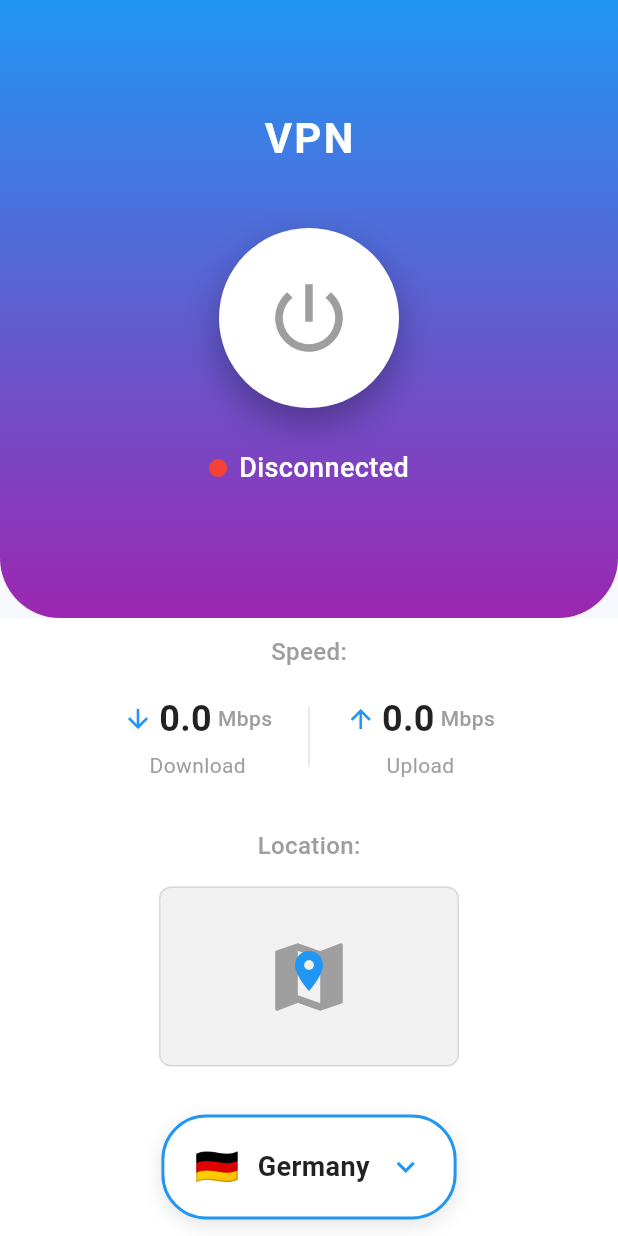
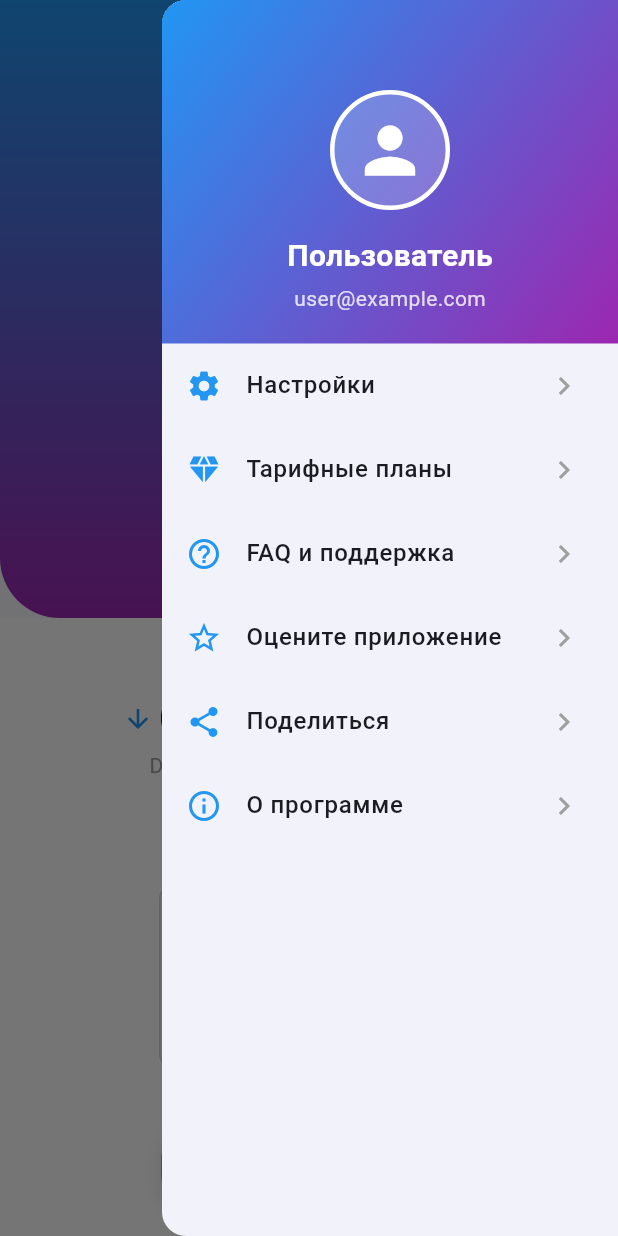
Before and after one commit to stepsharpnew/vpn, a Flutter app: the screen it shows after launch, with the side drawer open (before the commit the screen has no drawer), on a phone screen of 412 x 824 dp. Run offline on Flutter 3.47's test engine with Material 3 defaults, Android fonts, the phone set to English and light mode, and no system bars.

Commit message:
Refactor HomeScreen layout to include end drawer and menu button; update header structure for improved UI organization.

```diff
--- a/test_app/lib/home_screen.dart
+++ b/test_app/lib/home_screen.dart
@@ -2,11 +2,13 @@ import 'package:flutter/material.dart';
 import 'package:test_app/constants/app_colors.dart';
 import 'package:test_app/constants/app_constants.dart';
 import 'package:test_app/models/country.dart';
+import 'package:test_app/widgets/app_drawer.dart';
 import 'package:test_app/widgets/connection_status.dart';
 import 'package:test_app/widgets/country_list_bottom_sheet.dart';
 import 'package:test_app/widgets/country_selector_button.dart';
 import 'package:test_app/widgets/gradient_header.dart';
 import 'package:test_app/widgets/gradient_title.dart';
+import 'package:test_app/widgets/menu_button.dart';
 import 'package:test_app/widgets/power_button.dart';
 import 'package:test_app/widgets/section_header.dart';
 import 'package:test_app/widgets/speed_display.dart';
@@ -66,9 +68,17 @@ class _HomeScreenState extends State<HomeScreen> {
     );
   }
 
+  final GlobalKey<ScaffoldState> _scaffoldKey = GlobalKey<ScaffoldState>();
+
+  void _openMenu() {
+    _scaffoldKey.currentState?.openEndDrawer();
+  }
+
   @override
   Widget build(BuildContext context) {
     return Scaffold(
+      key: _scaffoldKey,
+      endDrawer: const AppDrawer(),
       body: SafeArea(
         bottom: false,
         child: Column(
@@ -77,7 +87,9 @@ class _HomeScreenState extends State<HomeScreen> {
             Expanded(
               flex: 1,
               child: GradientHeader(
-                child: Column(
+                child: Stack(
+                  children: [
+                    Column(
                       mainAxisAlignment: MainAxisAlignment.center,
                       children: [
                         // Заголовок VPN
@@ -96,6 +108,16 @@ class _HomeScreenState extends State<HomeScreen> {
                         ConnectionStatus(
                           isConnected: _isConnected,
                           ipAddress: _ipAddress,
+                        ),
+                      ],
+                    ),
+                    // Кнопка меню в правом верхнем углу
+                    Positioned(
+                      top: 20,
+                      right: 20,
+                      child: MenuButton(
+                        onTap: _openMenu,
+                      ),
                     ),
                   ],
                 ),
--- /dev/null
+++ b/test_app/lib/widgets/app_drawer.dart
@@ -0,0 +1,167 @@
+import 'package:flutter/material.dart';
+import 'package:test_app/constants/app_colors.dart';
+
+/// Боковое меню приложения
+class AppDrawer extends StatelessWidget {
+  const AppDrawer({super.key});
+
+  @override
+  Widget build(BuildContext context) {
+    return Drawer(
+      child: Column(
+        children: [
+          // Заголовок с аватаром
+          Container(
+            width: double.infinity,
+            padding: const EdgeInsets.only(
+              top: 60,
+              bottom: 20,
+              left: 20,
+              right: 20,
+            ),
+            decoration: const BoxDecoration(
+              gradient: LinearGradient(
+                begin: Alignment.topLeft,
+                end: Alignment.bottomRight,
+                colors: [
+                  AppColors.primaryBlue,
+                  AppColors.primaryPurple,
+                ],
+              ),
+            ),
+            child: Column(
+              children: [
+                // Аватар пользователя
+                Container(
+                  width: 80,
+                  height: 80,
+                  decoration: BoxDecoration(
+                    shape: BoxShape.circle,
+                    color: Colors.white.withOpacity(0.2),
+                    border: Border.all(
+                      color: Colors.white,
+                      width: 3,
+                    ),
+                  ),
+                  child: const Icon(
+                    Icons.person,
+                    size: 50,
+                    color: Colors.white,
+                  ),
+                ),
+                const SizedBox(height: 16),
+                const Text(
+                  'Пользователь',
+                  style: TextStyle(
+                    color: Colors.white,
+                    fontSize: 20,
+                    fontWeight: FontWeight.bold,
+                  ),
+                ),
+                const SizedBox(height: 4),
+                Text(
+                  'user@example.com',
+                  style: TextStyle(
+                    color: Colors.white.withOpacity(0.8),
+                    fontSize: 14,
+                  ),
+                ),
+              ],
+            ),
+          ),
+          // Список пунктов меню
+          Expanded(
+            child: ListView(
+              padding: EdgeInsets.zero,
+              children: [
+                _DrawerItem(
+                  icon: Icons.settings,
+                  title: 'Настройки',
+                  onTap: () {
+                    Navigator.pop(context);
+                    // TODO: Переход на экран настроек
+                  },
+                ),
+                _DrawerItem(
+                  icon: Icons.diamond,
+                  title: 'Тарифные планы',
+                  onTap: () {
+                    Navigator.pop(context);
+                    // TODO: Переход на экран тарифов
+                  },
+                ),
+                _DrawerItem(
+                  icon: Icons.help_outline,
+                  title: 'FAQ и поддержка',
+                  onTap: () {
+                    Navigator.pop(context);
+                    // TODO: Переход на экран поддержки
+                  },
+                ),
+                _DrawerItem(
+                  icon: Icons.star_outline,
+                  title: 'Оцените приложение',
+                  onTap: () {
+                    Navigator.pop(context);
+                    // TODO: Открыть страницу в магазине
+                  },
+                ),
+                _DrawerItem(
+                  icon: Icons.share,
+                  title: 'Поделиться',
+                  onTap: () {
+                    Navigator.pop(context);
+                    // TODO: Поделиться приложением
+                  },
+                ),
+                _DrawerItem(
+                  icon: Icons.info_outline,
+                  title: 'О программе',
+                  onTap: () {
+                    Navigator.pop(context);
+                    // TODO: Показать информацию о приложении
+                  },
+                ),
+              ],
+            ),
+          ),
+        ],
+      ),
+    );
+  }
+}
+
+/// Элемент меню
+class _DrawerItem extends StatelessWidget {
+  final IconData icon;
+  final String title;
+  final VoidCallback onTap;
+
+  const _DrawerItem({
+    required this.icon,
+    required this.title,
+    required this.onTap,
+  });
+
+  @override
+  Widget build(BuildContext context) {
+    return ListTile(
+      leading: Icon(
+        icon,
+        color: AppColors.primaryBlue,
+      ),
+      title: Text(
+        title,
+        style: const TextStyle(
+          fontSize: 16,
+          fontWeight: FontWeight.w500,
+        ),
+      ),
+      trailing: const Icon(
+        Icons.chevron_right,
+        color: AppColors.textSecondary,
+      ),
+      onTap: onTap,
+    );
+  }
+}
--- /dev/null
+++ b/test_app/lib/widgets/menu_button.dart
@@ -0,0 +1,35 @@
+import 'package:flutter/material.dart';
+
+/// Кнопка бургер-меню в правом верхнем углу
+class MenuButton extends StatelessWidget {
+  final VoidCallback onTap;
+
+  const MenuButton({
+    super.key,
+    required this.onTap,
+  });
+
+  @override
+  Widget build(BuildContext context) {
+    return GestureDetector(
+      onTap: onTap,
+      child: Container(
+        width: 40,
+        height: 40,
+        decoration: BoxDecoration(
+          color: Colors.white.withOpacity(0.2),
+          borderRadius: BorderRadius.circular(12),
+          border: Border.all(
+            color: Colors.white.withOpacity(0.3),
+            width: 1,
+          ),
+        ),
+        child: const Icon(
+          Icons.menu,
+          color: Colors.white,
+          size: 24,
+        ),
+      ),
+    );
+  }
+}
```
Lines whose indentation alone changed are shown as unchanged.
